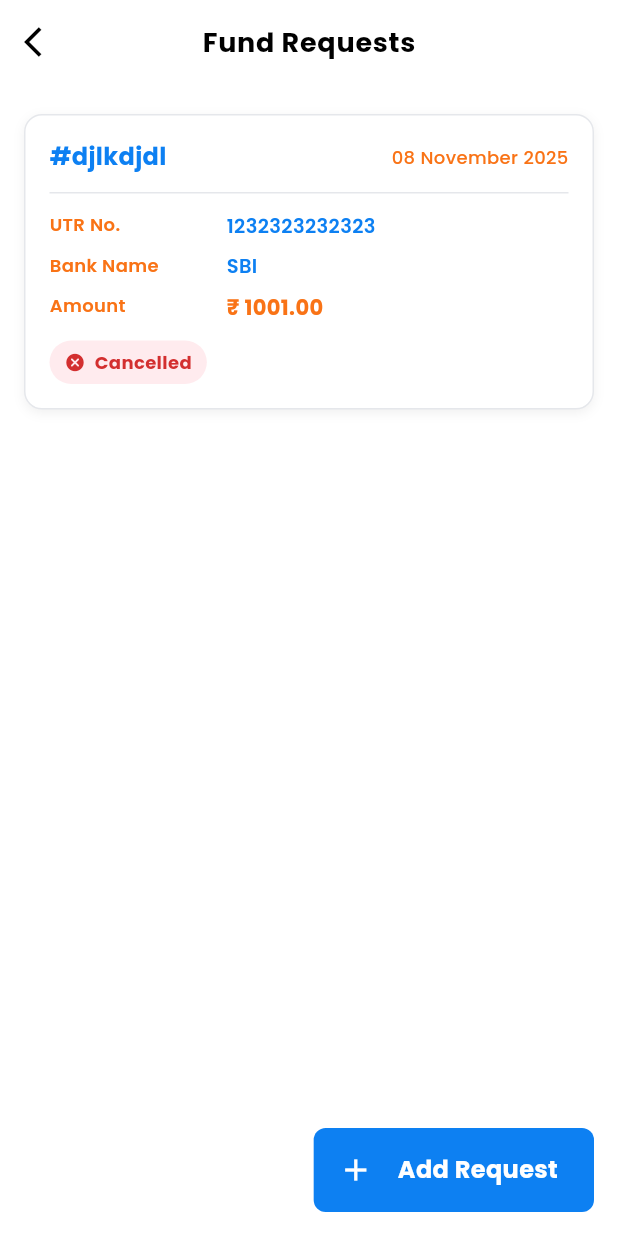
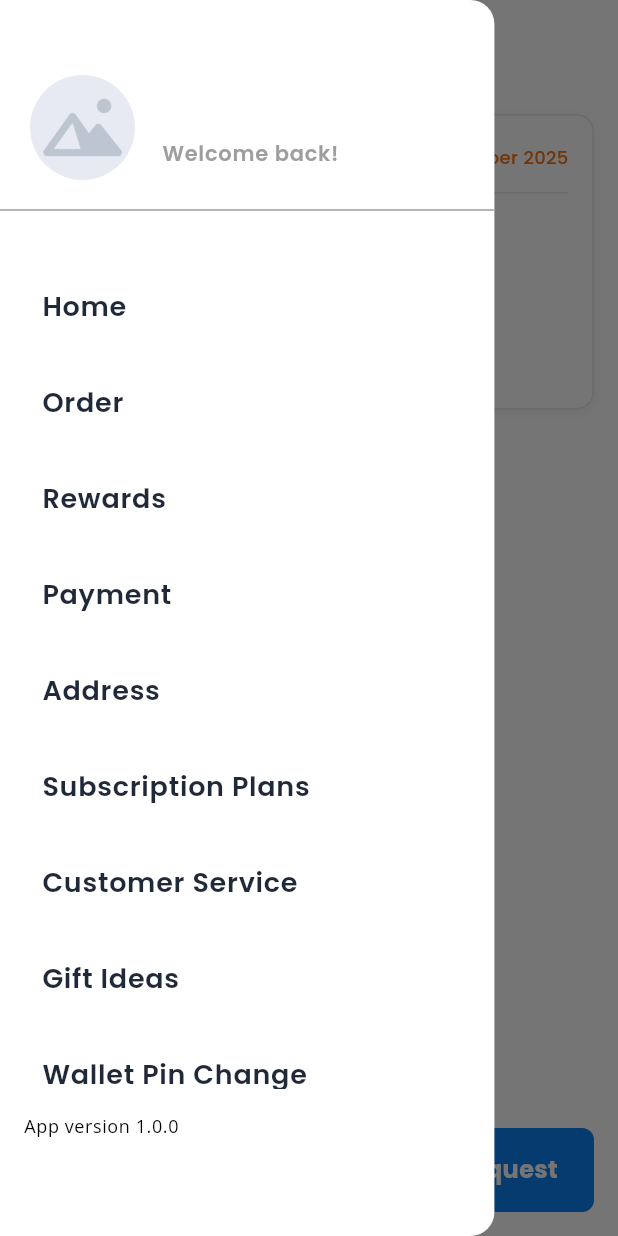
Before and after one commit to Venkantesh22/trustindia, a Flutter app: the FundRequestScreen screen opened directly, with the side drawer open (before the commit the screen has no drawer), on a phone screen of 412 x 824 dp. Run offline on Flutter 3.47's test engine with Material 3 defaults, Android fonts, the phone set to English and light mode, and no system bars; drawn by our look-alikes of cached_network_image, toastification; our stand-ins replace carousel_slider, flutter_fortune_wheel, flutter_svg, get, google_fonts, image_picker and 8 more; missing offline and left inert: graphview, onesignal_flutter, scratcher; accounts and stored records are empty; network calls fail.

```diff
--- a/lib/data/models/fund_reqests/fund_ruquest_model.dart
+++ b/lib/data/models/fund_reqests/fund_ruquest_model.dart
@@ -18,7 +18,7 @@ class FundRequestModel {
   });
 }
 
-enum FundStatus { pending, view, successful, cancelled }
+enum FundStatus { pending, successful, cancelled }
 
 List<FundRequestModel> fundRequestList = [
   FundRequestModel(
@@ -27,5 +27,5 @@ List<FundRequestModel> fundRequestList = [
       utr: "1232323232323",
       bank: "SBI",
       amount: 1001,
-      status: FundStatus.cancelled),
+      status: FundStatus.pending),
 ];
--- a/lib/data/repositories/fund_request_repo.dart
+++ b/lib/data/repositories/fund_request_repo.dart
@@ -9,4 +9,8 @@ class FundRequestRepo {
 
   Future<Response> getAssignBank() async =>
       await apiClient.getData(AppConstants.getAssignBank, "getAssignBank");
+
+  Future<Response> postFundRequest({required FormData data}) async =>
+      await apiClient.postData(
+          AppConstants.postFundRequests, "getAssignBank", data);
 }
--- a/lib/services/constants.dart
+++ b/lib/services/constants.dart
@@ -212,6 +212,7 @@ class AppConstants {
 
   // Fund Requests
   static const String getAssignBank = "api/assign/account";
+  static const String postFundRequests = "api/fund/request";
 
   static const double horizontalPadding = 16;
   static const double verticalPadding = 20;
--- a/lib/views/screens/dashboard/profile_screen/profile_screen.dart
+++ b/lib/views/screens/dashboard/profile_screen/profile_screen.dart
@@ -145,7 +145,7 @@ class ProfileButton extends StatelessWidget {
         ),
         child: isLoading
             ? const Center(
-                child: CircularProgressIndicator(),
+                child: CircularProgressIndicator(color: white,),
               )
             : Text(
                 title,
--- a/lib/views/screens/fund_request/fund_request_list_screen/component/fund_request_widget.dart
+++ b/lib/views/screens/fund_request/fund_request_list_screen/component/fund_request_widget.dart
@@ -33,14 +33,12 @@ class FundRequestCard extends StatelessWidget {
       padding: const EdgeInsets.all(16),
       child: Column(
         children: [
-          // Header: ID + Date/Time
           Row(
             children: [
               Expanded(
                 child: Text(
                   '#${fundRequestModel.id}',
                   style: TextStyle(
-                    color: primaryColor,
                     fontWeight: FontWeight.w700,
                     fontSize: 16,
                   ),
@@ -119,7 +117,6 @@ Widget _detailRow(
         child: Text(
           label,
           style: TextStyle(
-            color: secondaryColor,
             fontWeight: FontWeight.w600,
             fontSize: 12,
           ),
@@ -131,7 +128,6 @@ Widget _detailRow(
           value,
           style: valueStyle ??
               TextStyle(
-                color: primaryColor,
                 fontWeight: FontWeight.w600,
                 fontSize: 13,
               ),
--- a/lib/views/screens/fund_request/fund_request_list_screen/component/fund_status_container.dart
+++ b/lib/views/screens/fund_request/fund_request_list_screen/component/fund_status_container.dart
@@ -35,13 +35,7 @@ class StatusChip extends StatelessWidget {
     );
 
     // Make "View" actionable
-    if (status == FundStatus.view) {
-      return InkWell(
-        onTap: onTapView,
-        borderRadius: BorderRadius.circular(20),
-        child: chip,
-      );
-    }
+
     return chip;
   }
 
@@ -68,13 +62,6 @@ class StatusChip extends StatelessWidget {
           fg: const Color(0xFFD32F2F),
           icon: Icons.cancel_rounded,
         );
-      case FundStatus.view:
-        return _ChipConfig(
-          label: 'View',
-          bg: const Color(0xFFE3F2FD), // light blue
-          fg: const Color(0xFF1976D2),
-          icon: Icons.remove_red_eye_rounded,
-        );
     }
   }
 }
@@ -84,5 +71,9 @@ class _ChipConfig {
   final Color bg;
   final Color fg;
   final IconData icon;
-  _ChipConfig({required this.label, required this.bg, required this.fg, required this.icon});
+  _ChipConfig(
+      {required this.label,
+      required this.bg,
+      required this.fg,
+      required this.icon});
 }
--- a/lib/views/screens/fund_request/fund_request_list_screen/fund_request_screen.dart
+++ b/lib/views/screens/fund_request/fund_request_list_screen/fund_request_screen.dart
@@ -4,11 +4,11 @@ import 'package:get/get_state_manager/get_state_manager.dart';
 import 'package:lekra/controllers/fund_request_controller.dart';
 import 'package:lekra/data/models/fund_reqests/fund_ruquest_model.dart';
 import 'package:lekra/services/constants.dart';
-import 'package:lekra/services/date_formatters_and_converters.dart';
 import 'package:lekra/services/theme.dart';
+import 'package:lekra/views/screens/drawer/drawer_screen.dart';
 import 'package:lekra/views/screens/fund_request/form_fund_request/form_fund_request_screen.dart';
 import 'package:lekra/views/screens/fund_request/fund_request_list_screen/component/fund_request_widget.dart';
-import 'package:lekra/views/screens/widget/custom_appbar/custom_appbar2.dart';
+import 'package:lekra/views/screens/widget/custom_appbar/custom_appbar_drawer.dart';
 import 'package:page_transition/page_transition.dart';
 
 class FundRequestScreen extends StatefulWidget {
@@ -19,10 +19,16 @@ class FundRequestScreen extends StatefulWidget {
 }
 
 class _FundRequestScreenState extends State<FundRequestScreen> {
+  final GlobalKey<ScaffoldState> scaffoldKey = GlobalKey<ScaffoldState>();
   @override
   Widget build(BuildContext context) {
     return Scaffold(
-      appBar: const CustomAppBar2(title: "Fund Requests"),
+      drawer: const DrawerScreen(),
+      key: scaffoldKey,
+      appBar: CustomAppbarDrawer(
+        title: "Fund Requests",
+        scaffoldKey: scaffoldKey,
+      ),
       floatingActionButton: Container(
         child: GestureDetector(
           onTap: () => navigate(
@@ -70,7 +76,7 @@ class _FundRequestScreenState extends State<FundRequestScreen> {
                     fundRequestModel: fundRequest, onTapView: () {});
               },
               separatorBuilder: (_, __) {
-                return SizedBox(
+                return const SizedBox(
                   height: 12,
                 );
               },
```
Also changed, not shown: lib/controllers/fund_request_controller.dart (+42 -3 lines), lib/views/screens/fund_request/form_fund_request/form_fund_request_screen.dart (+41 -20 lines).
